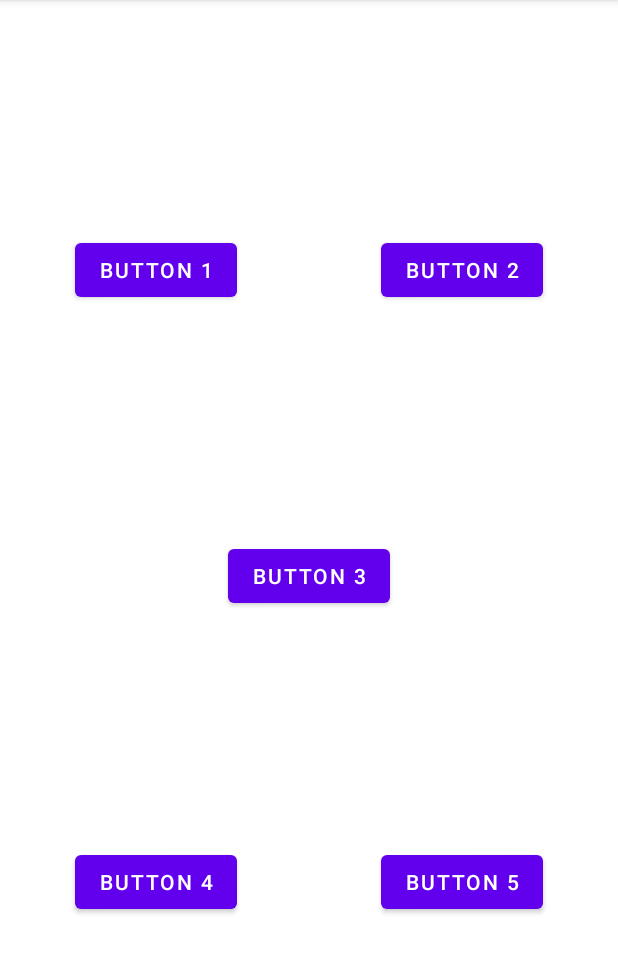
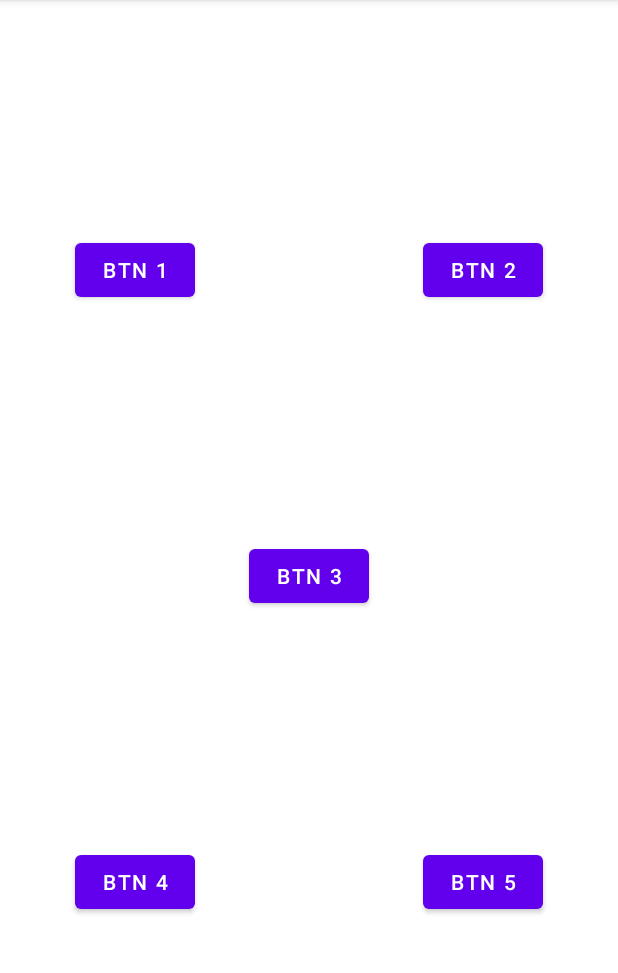
Before and after one commit to rishuyadav/tooltip_task, an Android app: the PreviewActivity screen opened directly, with no data from a screen before it, on a phone screen of 412 x 824 dp, the part 84-1057 px from its top. Run offline under Robolectric (Android 15) with nearby library versions, the phone set to English and light mode, and no system bars; our stand-ins replace Room's generated code.

Commit message:
fix: minor constraint fixes
Signed-off-by: Rishu Yadav <rishuss1212@gmail.com>

```diff
--- a/app/src/main/java/com/example/tooltip_task/MainActivity.kt
+++ b/app/src/main/java/com/example/tooltip_task/MainActivity.kt
@@ -2,7 +2,6 @@ package com.example.tooltip_task
 import android.content.Intent
 import android.graphics.Color
 import android.os.Bundle
-import android.view.ViewGroup
 import android.widget.ArrayAdapter
 import androidx.appcompat.app.AppCompatActivity
 import androidx.lifecycle.lifecycleScope
--- a/app/src/main/res/layout/activity_preview.xml
+++ b/app/src/main/res/layout/activity_preview.xml
@@ -8,7 +8,7 @@
 
     <Button
         android:id="@+id/button"
-        android:layout_width="wrap_content"
+        android:layout_width="80dp"
         android:layout_height="wrap_content"
         android:layout_marginStart="50dp"
         android:text="@string/button_1"
@@ -18,7 +18,7 @@
 
     <Button
         android:id="@+id/button2"
-        android:layout_width="wrap_content"
+        android:layout_width="80dp"
         android:layout_height="wrap_content"
         android:layout_marginEnd="50dp"
         android:text="@string/button_2"
@@ -29,7 +29,7 @@
     <Button
 
         android:id="@+id/button3"
-        android:layout_width="wrap_content"
+        android:layout_width="80dp"
         android:layout_height="wrap_content"
         android:text="@string/button_3"
         app:layout_constraintBottom_toBottomOf="parent"
@@ -39,7 +39,7 @@
 
     <Button
         android:id="@+id/button4"
-        android:layout_width="wrap_content"
+        android:layout_width="80dp"
         android:layout_height="wrap_content"
         android:layout_marginStart="50dp"
         android:text="@string/button_4"
@@ -49,7 +49,7 @@
 
     <Button
         android:id="@+id/button5"
-        android:layout_width="wrap_content"
+        android:layout_width="80dp"
         android:layout_height="wrap_content"
         android:layout_marginEnd="50dp"
         android:text="@string/button_5"
--- a/app/src/main/res/layout/layout_tooltip.xml
+++ b/app/src/main/res/layout/layout_tooltip.xml
@@ -7,6 +7,7 @@
 
     <TextView
         android:id="@+id/customTooltipText"
+        android:textAlignment="center"
         android:layout_width="wrap_content"
 
         android:layout_height="wrap_content"
--- a/app/src/main/res/values/strings.xml
+++ b/app/src/main/res/values/strings.xml
@@ -9,9 +9,9 @@
     <string name="pick_ntext_color">Pick \nText Color</string>
     <string name="background_ncolor">Background \nColor</string>
     <string name="pick_button_number">Target Element</string>
-    <string name="button_1">Button 1</string>
-    <string name="button_2">Button 2</string>
-    <string name="button_3">Button 3</string>
-    <string name="button_4">Button 4</string>
-    <string name="button_5">Button 5</string>
+    <string name="button_1">Btn 1</string>
+    <string name="button_2">Btn 2</string>
+    <string name="button_3">Btn 3</string>
+    <string name="button_4">Btn 4</string>
+    <string name="button_5">Btn 5</string>
 </resources>
```
